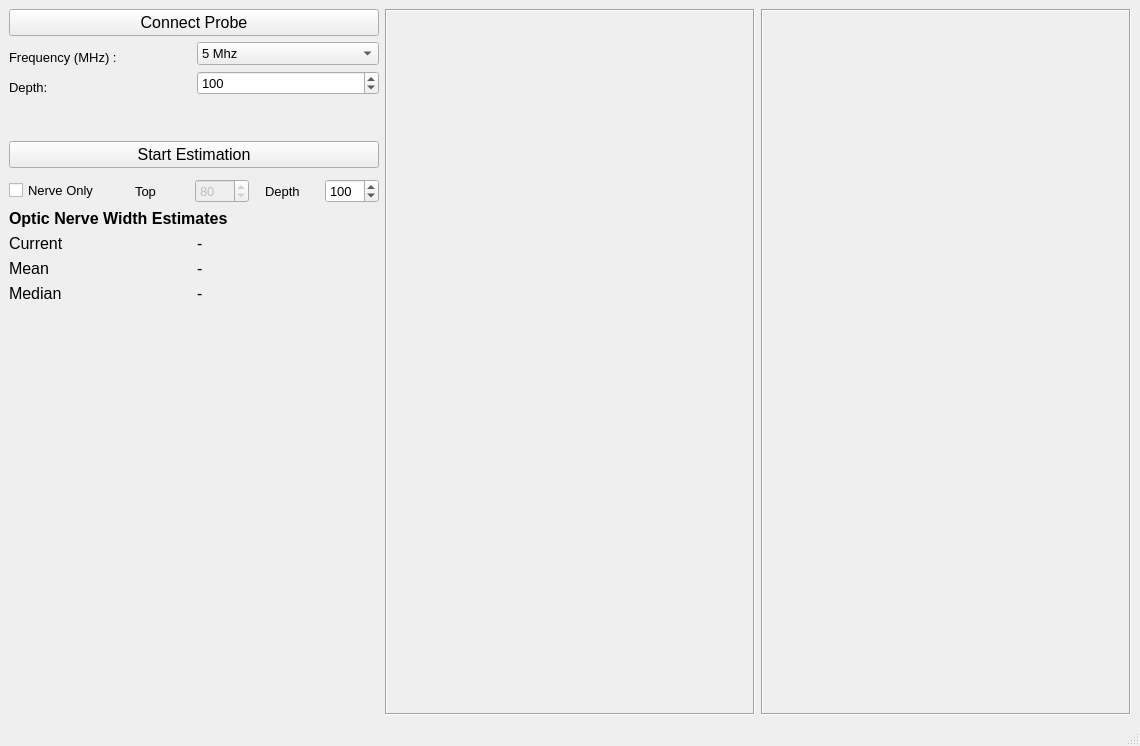
Old version of the form OpticNerve.ui in the repository KitwareMedical/UltrasoundIntersonApps.
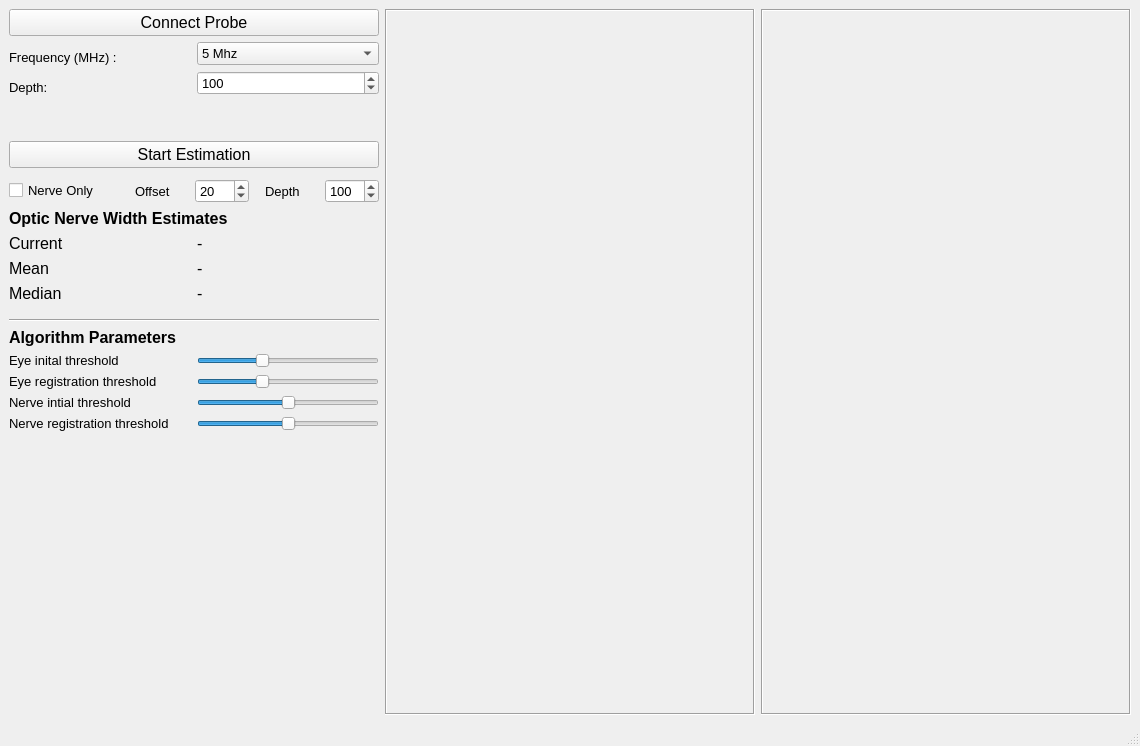
New version of the form.

Commit message: added algorithm controls

What changed in the file:
```diff
--- a/OpticNerve.ui
+++ b/OpticNerve.ui
@@ -222,20 +222,20 @@
         <item>
          <widget class="QLabel" name="label_4">
           <property name="text">
-           <string>Top</string>
+           <string>Offset</string>
           </property>
          </widget>
         </item>
         <item>
          <widget class="QSpinBox" name="spinBox_NerveTop">
           <property name="enabled">
-           <bool>false</bool>
+           <bool>true</bool>
           </property>
           <property name="maximum">
            <number>100</number>
           </property>
           <property name="value">
-           <number>80</number>
+           <number>20</number>
           </property>
          </widget>
         </item>
@@ -379,6 +379,166 @@
         </item>
        </layout>
       </item>
+      <item>
+       <spacer name="verticalSpacer_4">
+        <property name="orientation">
+         <enum>Qt::Vertical</enum>
+        </property>
+        <property name="sizeType">
+         <enum>QSizePolicy::Fixed</enum>
+        </property>
+        <property name="sizeHint" stdset="0">
+         <size>
+          <width>20</width>
+          <height>10</height>
+         </size>
+        </property>
+       </spacer>
+      </item>
+      <item>
+       <widget class="Line" name="line">
+        <property name="lineWidth">
+         <number>1</number>
+        </property>
+        <property name="orientation">
+         <enum>Qt::Horizontal</enum>
+        </property>
+       </widget>
+      </item>
+      <item>
+       <widget class="QLabel" name="label_7">
+        <property name="font">
+         <font>
+          <pointsize>12</pointsize>
+          <weight>75</weight>
+          <bold>true</bold>
+         </font>
+        </property>
+        <property name="text">
+         <string>Algorithm Parameters</string>
+        </property>
+       </widget>
+      </item>
+      <item>
+       <layout class="QGridLayout" name="gridLayout_3">
+        <property name="sizeConstraint">
+         <enum>QLayout::SetMinimumSize</enum>
+        </property>
+        <item row="2" column="0">
+         <widget class="QLabel" name="label_10">
+          <property name="text">
+           <string>Nerve intial threshold</string>
+          </property>
+         </widget>
+        </item>
+        <item row="2" column="1">
+         <widget class="QSlider" name="slider_nerveThreshold1">
+          <property name="sizePolicy">
+           <sizepolicy hsizetype="Minimum" vsizetype="Fixed">
+            <horstretch>0</horstretch>
+            <verstretch>0</verstretch>
+           </sizepolicy>
+          </property>
+          <property name="maximum">
+           <number>100</number>
+          </property>
+          <property name="value">
+           <number>50</number>
+          </property>
+          <property name="sliderPosition">
+           <number>50</number>
+          </property>
+          <property name="orientation">
+           <enum>Qt::Horizontal</enum>
+          </property>
+         </widget>
+        </item>
+        <item row="0" column="1">
+         <widget class="QSlider" name="slider_eyeThreshold1">
+          <property name="sizePolicy">
+           <sizepolicy hsizetype="Minimum" vsizetype="Fixed">
+            <horstretch>0</horstretch>
+            <verstretch>0</verstretch>
+           </sizepolicy>
+          </property>
+          <property name="maximum">
+           <number>100</number>
+          </property>
+          <property name="value">
+           <number>35</number>
+          </property>
+          <property name="orientation">
+           <enum>Qt::Horizontal</enum>
+          </property>
+         </widget>
+        </item>
+        <item row="0" column="0">
+         <widget class="QLabel" name="label_8">
+          <property name="sizePolicy">
+           <sizepolicy hsizetype="Preferred" vsizetype="Preferred">
+            <horstretch>0</horstretch>
+            <verstretch>0</verstretch>
+           </sizepolicy>
+          </property>
+          <property name="text">
+           <string>Eye inital threshold</string>
+          </property>
+         </widget>
+        </item>
+        <item row="1" column="0">
+         <widget class="QLabel" name="label_9">
+          <property name="text">
+           <string>Eye registration threshold</string>
+          </property>
+         </widget>
+        </item>
+        <item row="1" column="1">
+         <widget class="QSlider" name="slider_eyeThreshold2">
+          <property name="sizePolicy">
+           <sizepolicy hsizetype="Minimum" vsizetype="Fixed">
+            <horstretch>0</horstretch>
+            <verstretch>0</verstretch>
+           </sizepolicy>
+          </property>
+          <property name="maximum">
+           <number>100</number>
+          </property>
+          <property name="value">
+           <number>35</number>
+          </property>
+          <property name="orientation">
+           <enum>Qt::Horizontal</enum>
+          </property>
+         </widget>
+        </item>
+        <item row="3" column="0">
+         <widget class="QLabel" name="label_11">
+          <property name="text">
+           <string>Nerve registration threshold</string>
+          </property>
+         </widget>
+        </item>
+        <item row="3" column="1">
+         <widget class="QSlider" name="slider_nerveThreshold2">
+          <property name="sizePolicy">
+           <sizepolicy hsizetype="Minimum" vsizetype="Fixed">
+            <horstretch>0</horstretch>
+            <verstretch>0</verstretch>
+           </sizepolicy>
+          </property>
+          <property name="maximum">
+           <number>100</number>
+          </property>
+          <property name="value">
+           <number>50</number>
+          </property>
+          <property name="orientation">
+           <enum>Qt::Horizontal</enum>
+          </property>
+         </widget>
+        </item>
+       </layout>
+      </item>
       <item>
        <spacer name="verticalSpacer_2">
         <property name="orientation">
```
Left out of the diff: 3 changed lines with no effect on the pictures. The commit also changes 4 other files.
